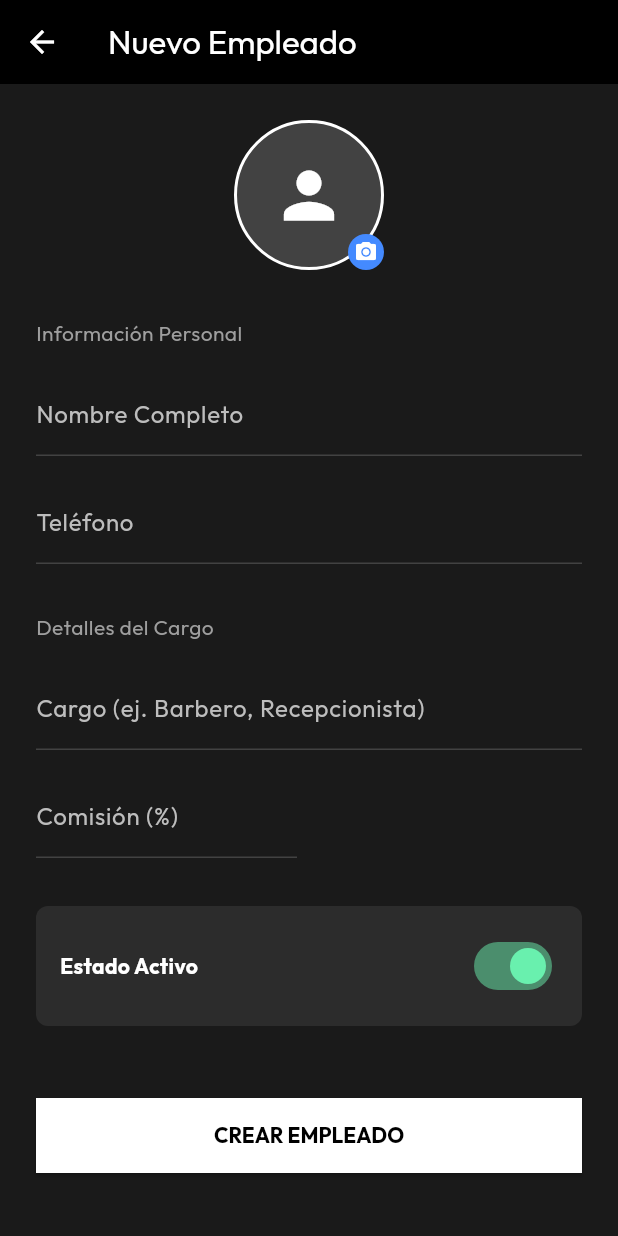
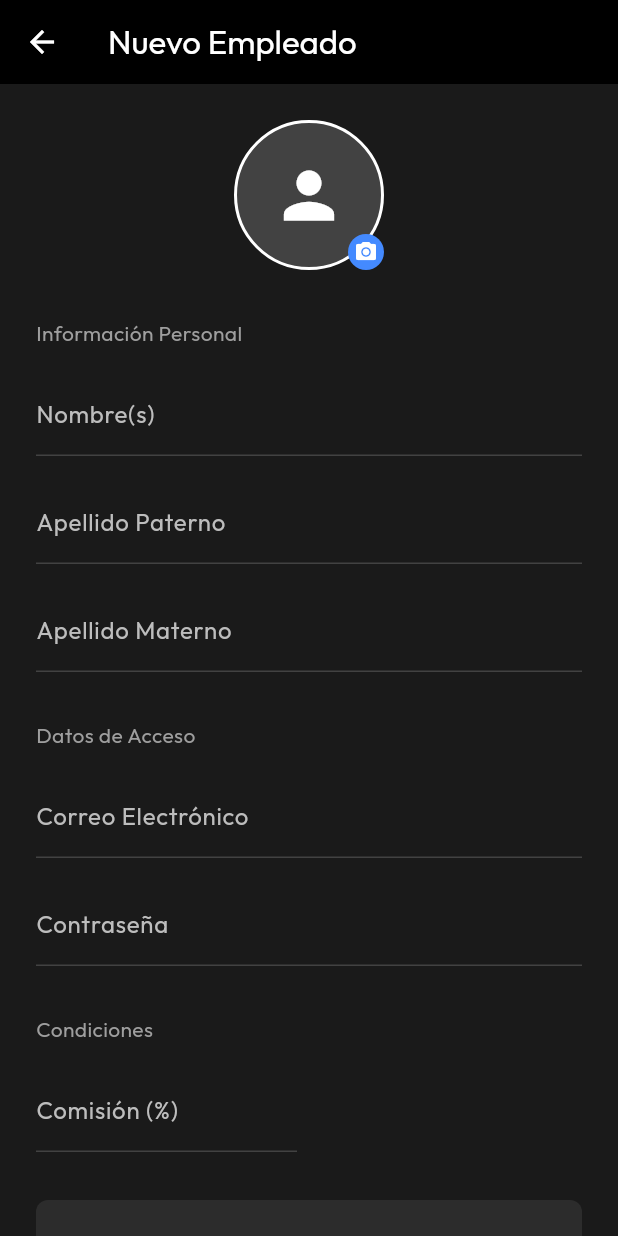
Before and after one commit to JosRg14/nexoAppMovil, a Flutter app: the ManageEmployeeScreen screen opened directly, on a phone screen of 412 x 824 dp. Run offline on Flutter 3.47's test engine with Material 3 defaults, Android fonts, the phone set to English and light mode, and no system bars; our stand-ins replace dio, google_fonts.

Commit message:
Actualizacion requisitos empleados

```diff
--- a/lib/presentation/screens/auth/login_screen.dart
+++ b/lib/presentation/screens/auth/login_screen.dart
@@ -68,10 +68,6 @@ class _LoginScreenState extends State<LoginScreen> {
                     child: Column(
                       crossAxisAlignment: CrossAxisAlignment.start,
                       children: [
-                        const Text(
-                          'Back', // From wireframe
-                          style: TextStyle(color: Colors.grey, fontSize: 12),
-                        ),
                         const SizedBox(height: 20),
                         Text(
                           'Iniciar sesión',
--- a/lib/presentation/screens/personnel/manage_employee_screen.dart
+++ b/lib/presentation/screens/personnel/manage_employee_screen.dart
@@ -12,9 +12,11 @@ class ManageEmployeeScreen extends StatefulWidget {
 
 class _ManageEmployeeScreenState extends State<ManageEmployeeScreen> {
   // Controllers
-  final _nameController = TextEditingController();
-  final _roleController = TextEditingController();
-  final _phoneController = TextEditingController();
+  final _nombreController = TextEditingController();
+  final _paternoController = TextEditingController();
+  final _maternoController = TextEditingController();
+  final _correoController = TextEditingController();
+  final _passwordController = TextEditingController();
   final _commissionController = TextEditingController();
   bool _isActive = true;
 
@@ -23,10 +25,13 @@ class _ManageEmployeeScreenState extends State<ManageEmployeeScreen> {
     super.initState();
     if (widget.employee != null) {
       // Pre-fill data if editing
-      _nameController.text = widget.employee!['name'];
-      _roleController.text = widget.employee!['role'];
-      _phoneController.text = '555-123-4567'; // Dummy phone
-      _commissionController.text = '50'; // Dummy commission
+      _nombreController.text = widget.employee!['name'] ?? '';
+      _paternoController.text = widget.employee!['apellido_paterno'] ?? '';
+      _maternoController.text = widget.employee!['apellido_materno'] ?? '';
+      _correoController.text = widget.employee!['correo'] ?? '';
+      _passwordController.text = ''; // Contraseña en blanco por defecto
+      _commissionController.text =
+          widget.employee!['comision']?.toString() ?? '50';
       _isActive = widget.employee!['status'] == 'Activo';
     }
   }
@@ -105,29 +110,38 @@ class _ManageEmployeeScreenState extends State<ManageEmployeeScreen> {
             ),
             const SizedBox(height: 16),
 
+            _buildTextField(label: 'Nombre(s)', controller: _nombreController),
+            const SizedBox(height: 16),
             _buildTextField(
-              label: 'Nombre Completo',
-              controller: _nameController,
+              label: 'Apellido Paterno',
+              controller: _paternoController,
             ),
             const SizedBox(height: 16),
             _buildTextField(
-              label: 'Teléfono',
-              controller: _phoneController,
-              keyboardType: TextInputType.phone,
+              label: 'Apellido Materno',
+              controller: _maternoController,
             ),
+            const SizedBox(height: 32),
 
-            const SizedBox(height: 32),
-            const Text(
-              'Detalles del Cargo',
-              style: TextStyle(color: Colors.grey),
-            ),
+            const Text('Datos de Acceso', style: TextStyle(color: Colors.grey)),
             const SizedBox(height: 16),
 
             _buildTextField(
-              label: 'Cargo (ej. Barbero, Recepcionista)',
-              controller: _roleController,
+              label: 'Correo Electrónico',
+              controller: _correoController,
+              keyboardType: TextInputType.emailAddress,
             ),
             const SizedBox(height: 16),
+            _buildTextField(
+              label: 'Contraseña',
+              controller: _passwordController,
+              obscureText: true,
+            ),
+            const SizedBox(height: 32),
+
+            const Text('Condiciones', style: TextStyle(color: Colors.grey)),
+            const SizedBox(height: 16),
+
             Row(
               children: [
                 Expanded(
@@ -200,10 +214,12 @@ class _ManageEmployeeScreenState extends State<ManageEmployeeScreen> {
     required TextEditingController controller,
     TextInputType? keyboardType,
     String? hint,
+    bool obscureText = false,
   }) {
     return TextField(
       controller: controller,
       keyboardType: keyboardType,
+      obscureText: obscureText,
       style: const TextStyle(color: Colors.white),
       decoration: InputDecoration(
         labelText: label,
```
Also changed, not shown: pubspec.lock, 1 other file.
